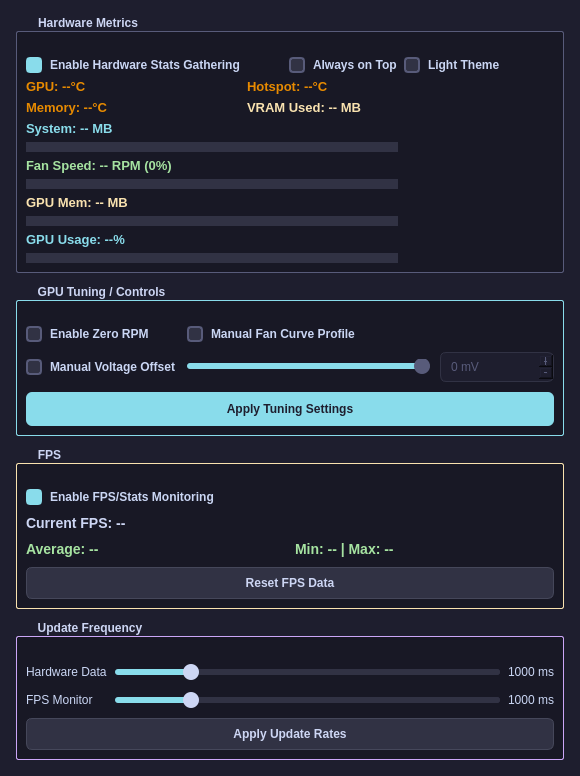
Qt form Gui.ui (matteotenca/amdfansensors) before a commit.
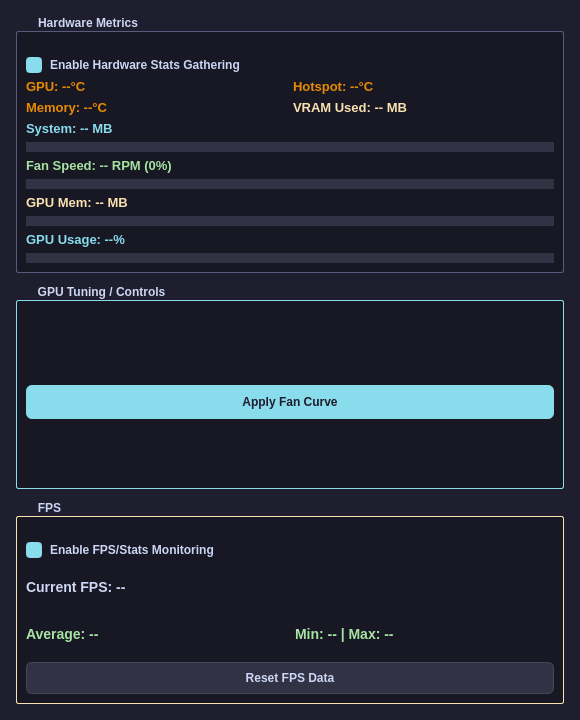
The same form after that commit. Custom widgets are drawn as their Qt base class.

Commit message: feat(gui): add File menu opening settings window

Patch:
```diff
--- a/Gui.ui
+++ b/Gui.ui
@@ -54,10 +54,6 @@
     border-color: #F9E2AF;
 }
 
-QGroupBox#m_refreshRateGroup {
-    border-color: #CBA6F7;
-}
-
 /* === Labels === */
 QLabel {
     color: #CAD6F4;
@@ -282,6 +278,36 @@
 /*background-color: transparent;*/
 /*}*/
 
+/* === Menu Bar === */
+QMenuBar {
+    background-color: #2B2B3A;
+    border-bottom: 1px solid #313244;
+    border-radius: 0;
+}
+QMenuBar::item {
+    background: transparent;
+    color: #CDD6F4;
+    padding: 4px 8px;
+    border-radius: 2px;
+}
+QMenuBar::item:selected {
+    background-color: #313244;
+}
+QMenu {
+    background-color: #1E1E2E;
+    border: 1px solid #313244;
+    border-radius: 2px;
+}
+QMenu::item {
+    background: transparent;
+    color: #CDD6F4;
+    padding: 4px 10px;
+}
+QMenu::item:selected {
+    background-color: #313244;
+    color: #CDD6F4;
+}
+
 QSpinBox:disabled {
     color: #585B7A;
     background-color: #1E1E2E;
@@ -324,20 +350,6 @@
           </property>
          </widget>
         </item>
-         <item row="0" column="1" alignment="Qt::AlignmentFlag::AlignRight|Qt::AlignmentFlag::AlignVCenter">
-          <widget class="QCheckBox" name="m_stayOnTopCheckbox">
-           <property name="text">
-            <string>Always on Top</string>
-           </property>
-          </widget>
-         </item>
-        <item row="0" column="2">
-         <widget class="QCheckBox" name="m_lightThemeCheckbox">
-          <property name="text">
-           <string>Light Theme</string>
-          </property>
-         </widget>
-        </item>
        <item row="1" column="0">
         <widget class="QLabel" name="m_gpuTempLabel">
          <property name="font">
@@ -526,82 +538,16 @@
        <property name="spacing">
         <number>10</number>
        </property>
-       <item row="0" column="0">
-        <widget class="QCheckBox" name="m_zeroRpmCheckbox">
-         <property name="text">
-          <string>Enable Zero RPM</string>
-         </property>
-        </widget>
-       </item>
-       <item row="0" column="1">
-        <widget class="QCheckBox" name="m_fanCurveCheckbox">
-         <property name="text">
-          <string>Manual Fan Curve Profile</string>
-         </property>
-        </widget>
-       </item>
-       <item row="1" column="0">
-        <widget class="QCheckBox" name="m_voltageOffsetCheckbox">
-         <property name="text">
-          <string>Manual Voltage Offset</string>
-         </property>
-        </widget>
-       </item>
-       <item row="1" column="1">
-        <layout class="QHBoxLayout" name="voltageLayout">
-         <item>
-          <widget class="QSlider" name="m_voltageSlider">
-           <property name="enabled">
-            <bool>false</bool>
-           </property>
-           <property name="minimum">
-            <number>-200</number>
-           </property>
-           <property name="maximum">
-            <number>0</number>
-           </property>
-           <property name="value">
-            <number>0</number>
-           </property>
-           <property name="orientation">
-            <enum>Qt::Orientation::Horizontal</enum>
-           </property>
-          </widget>
-         </item>
-         <item>
-          <widget class="QSpinBox" name="m_voltageSpinBox">
-           <property name="enabled">
-            <bool>false</bool>
-           </property>
-           <property name="buttonSymbols">
-            <enum>QAbstractSpinBox::ButtonSymbols::PlusMinus</enum>
-           </property>
-           <property name="suffix">
-            <string> mV</string>
-           </property>
-           <property name="minimum">
-            <number>-200</number>
-           </property>
-           <property name="maximum">
-            <number>0</number>
-           </property>
-           <property name="value">
-            <number>0</number>
-           </property>
-          </widget>
-         </item>
-        </layout>
-       </item>
-       <item row="2" column="0" colspan="2">
-        <widget class="QPushButton" name="m_applyTuningButton">
-         <property name="text">
-          <string>Apply Tuning Settings</string>
-         </property>
-        </widget>
-       </item>
-      </layout>
-     </widget>
-    </item>
+        <item row="2" column="0" colspan="2">
+         <widget class="QPushButton" name="m_applyTuningButton">
+          <property name="text">
+           <string>Apply Fan Curve</string>
+          </property>
+         </widget>
+        </item>
+       </layout>
+      </widget>
+     </item>
     <item>
      <widget class="CollapsibleGroupBox" name="m_fpsGroup">
       <property name="title">
@@ -672,105 +618,8 @@
        </item>
       </layout>
      </widget>
-    </item>
-    <item>
-     <widget class="CollapsibleGroupBox" name="m_refreshRateGroup">
-      <property name="title">
-       <string>Update Frequency</string>
-      </property>
-      <layout class="QGridLayout" name="refreshRateLayout">
-       <property name="spacing">
-        <number>8</number>
-       </property>
-       <item row="0" column="0">
-        <widget class="QLabel" name="m_hwRefreshLabelTitle">
-         <property name="text">
-          <string>Hardware Data</string>
-         </property>
-        </widget>
-       </item>
-       <item row="0" column="1">
-        <widget class="QSlider" name="m_hwRefreshSlider">
-         <property name="minimum">
-          <number>100</number>
-         </property>
-         <property name="maximum">
-          <number>5000</number>
-         </property>
-         <property name="value">
-          <number>1000</number>
-         </property>
-         <property name="orientation">
-          <enum>Qt::Orientation::Horizontal</enum>
-         </property>
-         <property name="tickPosition">
-          <enum>QSlider::TickPosition::TicksBelow</enum>
-         </property>
-         <property name="tickInterval">
-          <number>500</number>
-         </property>
-        </widget>
-       </item>
-       <item row="0" column="2">
-        <widget class="QLabel" name="m_hwRefreshValueLabel">
-         <property name="alignment">
-          <set>Qt::AlignmentFlag::AlignRight|Qt::AlignmentFlag::AlignVCenter</set>
-         </property>
-         <property name="text">
-          <string>1000 ms</string>
-         </property>
-        </widget>
-       </item>
-       <item row="1" column="0">
-        <widget class="QLabel" name="m_fpsRefreshLabelTitle">
-         <property name="text">
-          <string>FPS Monitor</string>
-         </property>
-        </widget>
-       </item>
-       <item row="1" column="1">
-        <widget class="QSlider" name="m_fpsRefreshSlider">
-         <property name="minimum">
-          <number>100</number>
-         </property>
-         <property name="maximum">
-          <number>5000</number>
-         </property>
-         <property name="value">
-          <number>1000</number>
-         </property>
-         <property name="orientation">
-          <enum>Qt::Orientation::Horizontal</enum>
-         </property>
-         <property name="tickPosition">
-          <enum>QSlider::TickPosition::TicksBelow</enum>
-         </property>
-         <property name="tickInterval">
-          <number>500</number>
-         </property>
-        </widget>
-       </item>
-       <item row="1" column="2">
-        <widget class="QLabel" name="m_fpsRefreshValueLabel">
-         <property name="alignment">
-          <set>Qt::AlignmentFlag::AlignRight|Qt::AlignmentFlag::AlignVCenter</set>
-         </property>
-         <property name="text">
-          <string>1000 ms</string>
-         </property>
-        </widget>
-       </item>
-       <item row="2" column="0" colspan="3">
-        <widget class="QPushButton" name="m_applyRefreshRateButton">
-         <property name="text">
-          <string>Apply Update Rates</string>
-         </property>
-        </widget>
-       </item>
-      </layout>
-     </widget>
-    </item>
-   </layout>
+     </item>
+    </layout>
   </widget>
  </widget>
  <customwidgets>
```
Left out of the diff: 2 changed lines with no effect on the pictures. The commit also changes 4 other files.
